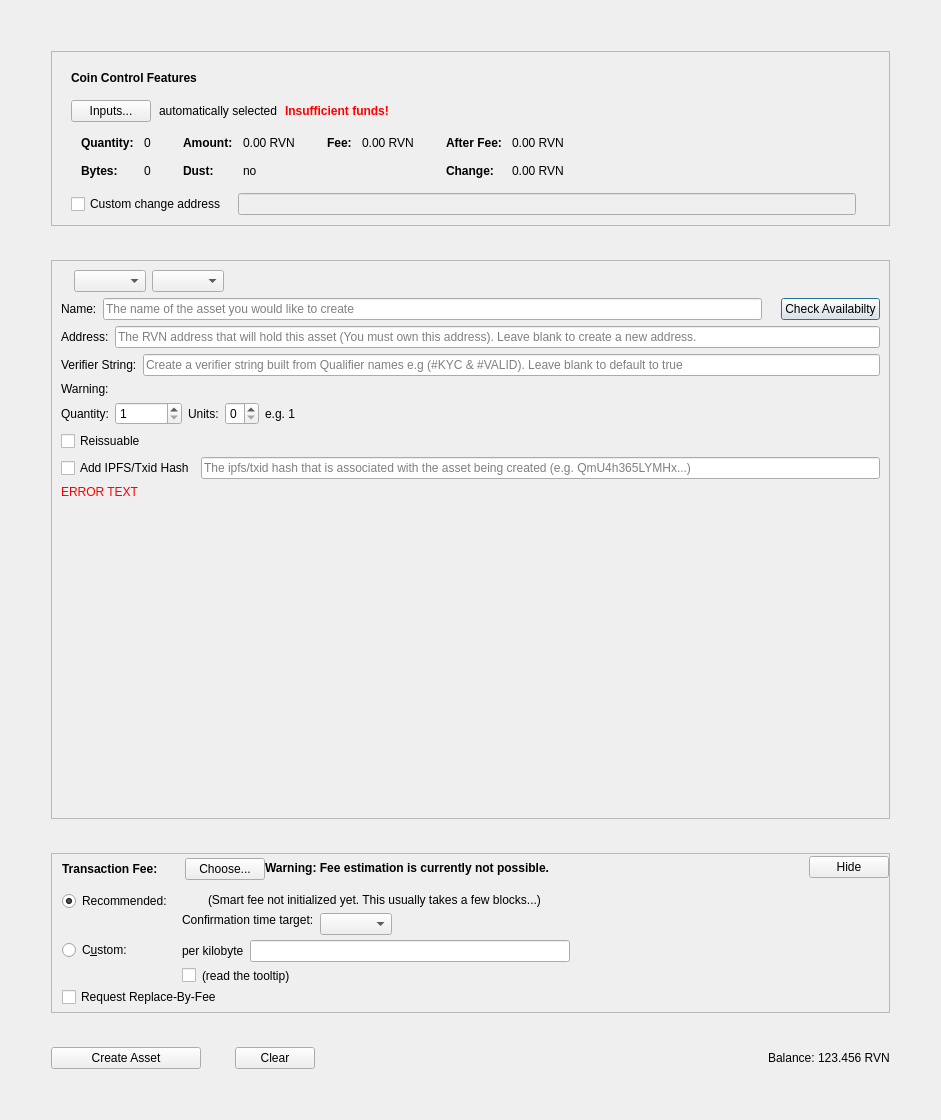
Old version of the form src/qt/forms/createassetdialog.ui in the repository RavenProject/Ravencoin.
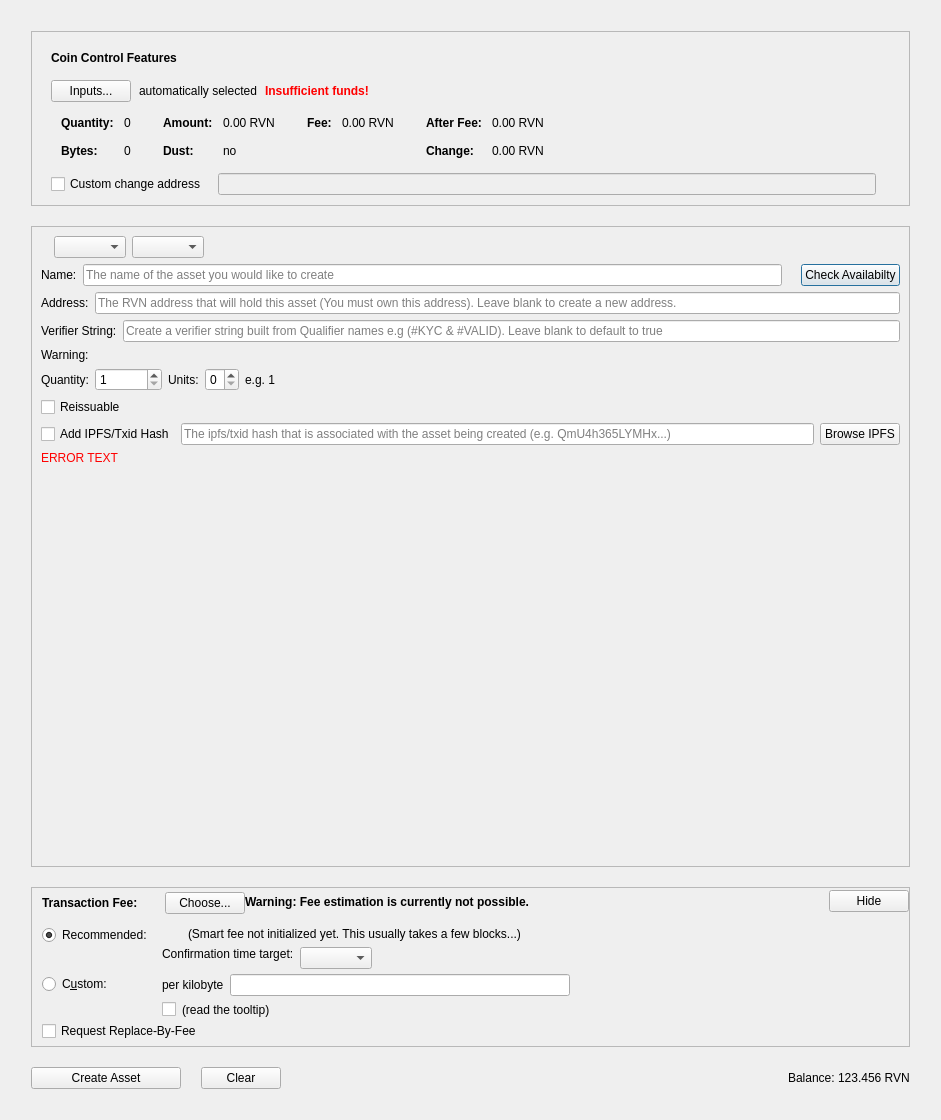
New version of the form. Custom widgets are drawn as their Qt base class.

Patch:
```diff
--- a/src/qt/forms/createassetdialog.ui
+++ b/src/qt/forms/createassetdialog.ui
@@ -32,19 +32,19 @@
    <item>
     <layout class="QVBoxLayout" name="verticalLayout_5">
      <property name="spacing">
-      <number>34</number>
+      <number>20</number>
      </property>
      <property name="leftMargin">
-      <number>40</number>
+      <number>20</number>
      </property>
      <property name="topMargin">
-      <number>40</number>
+      <number>20</number>
      </property>
      <property name="rightMargin">
-      <number>40</number>
+      <number>20</number>
      </property>
      <property name="bottomMargin">
-      <number>40</number>
+      <number>20</number>
      </property>
      <item>
       <widget class="QFrame" name="frameCoinControl">
@@ -593,6 +593,12 @@
      </item>
      <item>
       <widget class="QFrame" name="frameAssetData">
+       <property name="minimumSize">
+        <size>
+         <width>0</width>
+         <height>220</height>
+        </size>
+       </property>
        <property name="frameShape">
         <enum>QFrame::StyledPanel</enum>
        </property>
@@ -829,6 +835,13 @@
               </property>
              </widget>
             </item>
+            <item>
+             <widget class="QPushButton" name="openIpfsButton">
+              <property name="text">
+               <string>Browse IPFS</string>
+              </property>
+             </widget>
+            </item>
            </layout>
           </item>
           <item>
```
